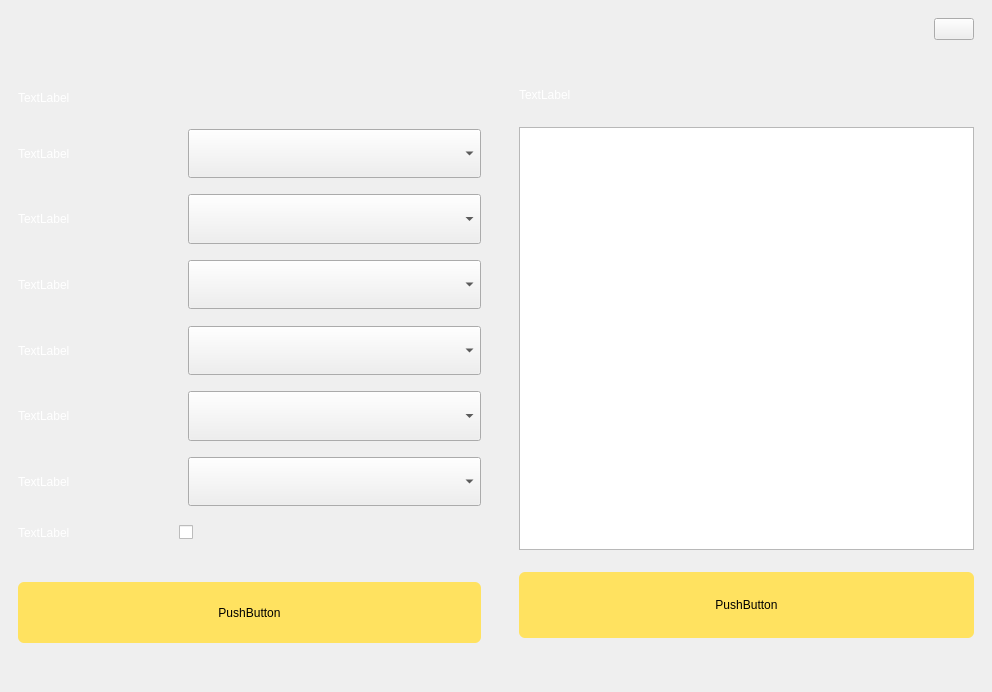
Before: the Qt Designer form tasklist/widgetaddtask.ui in LongyuHe1990/AgvMonitor, drawn with Qt 5.
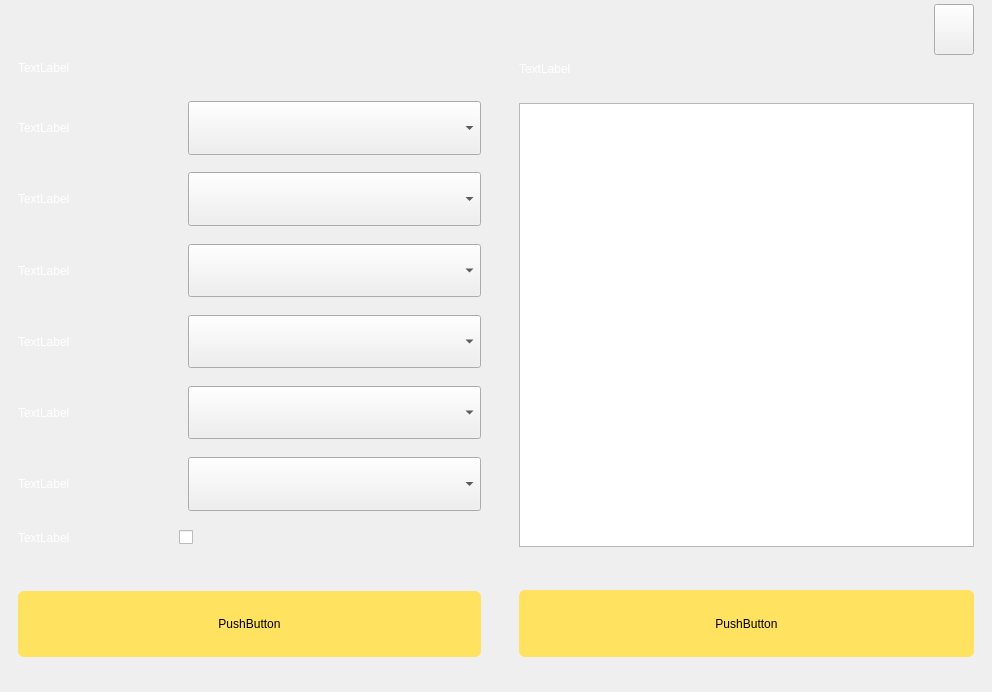
After: the same form once the commit is applied. Icons and pictures are not drawn.

Patch:
```diff
--- a/tasklist/widgetaddtask.ui
+++ b/tasklist/widgetaddtask.ui
@@ -39,8 +39,14 @@
 </string>
      </property>
      <layout class="QHBoxLayout" name="horizontalLayout_5" stretch="1,1">
+      <property name="topMargin">
+       <number>0</number>
+      </property>
+      <property name="bottomMargin">
+       <number>0</number>
+      </property>
       <item>
-       <layout class="QVBoxLayout" name="verticalLayout_4" stretch="4,10,19,12,9,24,8,24,8,24,8,24,8,24,8,24,8,24,19,30,15">
+       <layout class="QVBoxLayout" name="verticalLayout_4" stretch="4,22,23,24,18,48,16,48,16,48,16,48,16,48,16,48,16,48,38,60,31">
         <property name="spacing">
          <number>0</number>
         </property>
@@ -48,13 +54,13 @@
          <number>9</number>
         </property>
         <property name="topMargin">
-         <number>9</number>
+         <number>0</number>
         </property>
         <property name="rightMargin">
          <number>12</number>
         </property>
         <property name="bottomMargin">
-         <number>9</number>
+         <number>0</number>
         </property>
         <item>
          <spacer name="verticalSpacer_12">
@@ -621,7 +627,7 @@
        </layout>
       </item>
       <item>
-       <layout class="QVBoxLayout" name="verticalLayout_5" stretch="4,10,19,12,9,193,10,30,15">
+       <layout class="QVBoxLayout" name="verticalLayout_5" stretch="4,45,24,19,396,38,60,31">
         <property name="spacing">
          <number>0</number>
         </property>
@@ -635,7 +641,7 @@
          <number>9</number>
         </property>
         <property name="bottomMargin">
-         <number>12</number>
+         <number>0</number>
         </property>
         <item>
          <spacer name="verticalSpacer_11">
@@ -651,19 +657,39 @@
          </spacer>
         </item>
         <item>
-         <layout class="QHBoxLayout" name="horizontalLayout_14">
+         <layout class="QHBoxLayout" name="horizontalLayout_14" stretch="0,0,0">
           <property name="leftMargin">
            <number>0</number>
           </property>
           <item>
-           <widget class="QLabel" name="label_2">
-            <property name="styleSheet">
-             <string notr="true">border-image: url(:/image/home_all/step2.png);</string>
+           <layout class="QVBoxLayout" name="verticalLayout">
+            <property name="spacing">
+             <number>0</number>
             </property>
-            <property name="text">
-             <string/>
-            </property>
-           </widget>
+            <item>
+             <widget class="QLabel" name="label_2">
+              <property name="styleSheet">
+               <string notr="true">border-image: url(:/image/home_all/step2.png);</string>
+              </property>
+              <property name="text">
+               <string/>
+              </property>
+             </widget>
+            </item>
+            <item>
+             <spacer name="verticalSpacer_17">
+              <property name="orientation">
+               <enum>Qt::Vertical</enum>
+              </property>
+              <property name="sizeHint" stdset="0">
+               <size>
+                <width>20</width>
+                <height>40</height>
+               </size>
+              </property>
+             </spacer>
+            </item>
+           </layout>
           </item>
           <item>
            <spacer name="horizontalSpacer_15">
@@ -696,19 +722,6 @@
           </item>
          </layout>
         </item>
-        <item>
-         <spacer name="verticalSpacer_16">
-          <property name="orientation">
-           <enum>Qt::Vertical</enum>
-          </property>
-          <property name="sizeHint" stdset="0">
-           <size>
-            <width>20</width>
-            <height>40</height>
-           </size>
-          </property>
-         </spacer>
-        </item>
         <item>
          <layout class="QHBoxLayout" name="horizontalLayout_8">
           <item>
@@ -809,7 +822,10 @@
           <property name="styleSheet">
            <string notr="true">QPushButton{background-color: rgb(255, 226, 96);
 color: rgb(0, 0, 0);border-radius:6px;border:none;}
-</string>
+QPushButton::hover{background-color: rgba(43, 235, 182, 0.2);
+color: rgb(43, 235, 182);border-radius:6px;border:1px solid #2bebb6;}
+QPushButton::pressed{background-color: rgba(43, 235, 182, 0.2);
+color: rgb(43, 235, 182);border-radius:6px;border:1px solid #2bebb6;}</string>
           </property>
           <property name="text">
            <string>PushButton</string>
```
Left out of the diff: 4 changed lines with no effect on the pictures.
